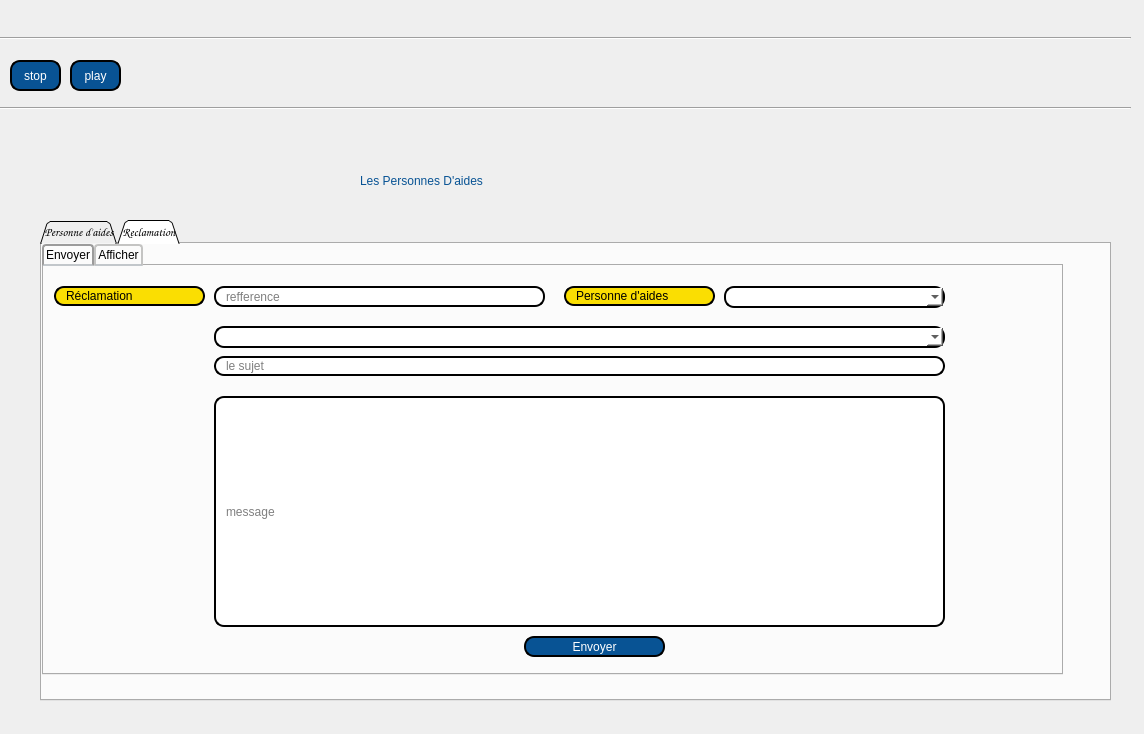
First picture: the form in gestion des personnes d'aides/mainwindow1.ui, repository yanni2302/smart_parental_monitoring_2A22, before the edit.
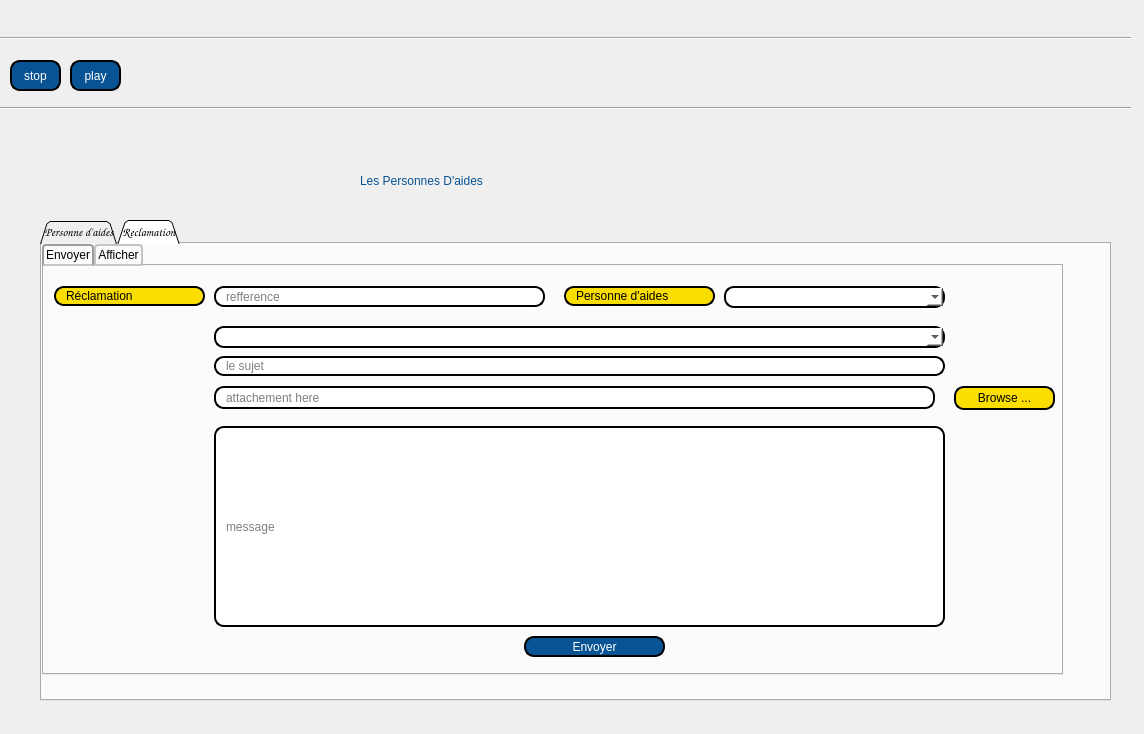
Second picture: the form after the edit. The open tabs and pages were chosen to show the change. Icons and pictures are not drawn.

What changed in the file:
```diff
--- a/gestion des personnes d'aides/mainwindow1.ui
+++ b/gestion des personnes d'aides/mainwindow1.ui
@@ -1219,9 +1219,9 @@
        <property name="geometry">
         <rect>
          <x>170</x>
-         <y>130</y>
+         <y>160</y>
          <width>731</width>
-         <height>231</height>
+         <height>201</height>
         </rect>
        </property>
        <property name="styleSheet">
@@ -1297,6 +1297,48 @@
 </string>
        </property>
       </widget>
+      <widget class="QPushButton" name="filebtn">
+       <property name="geometry">
+        <rect>
+         <x>910</x>
+         <y>120</y>
+         <width>101</width>
+         <height>24</height>
+        </rect>
+       </property>
+       <property name="styleSheet">
+        <string notr="true">border: 2px solid black;
+font: 75 8pt &quot;MS Shell Dlg 2&quot;;
+border-radius: 10px;
+padding: 0 8px;
+background: #fade02;
+font: bold, &quot;Comic Sans MS&quot;;;
+text-align:center;</string>
+       </property>
+       <property name="text">
+        <string>Browse ...</string>
+       </property>
+      </widget>
+      <widget class="QLineEdit" name="file">
+       <property name="geometry">
+        <rect>
+         <x>170</x>
+         <y>120</y>
+         <width>721</width>
+         <height>23</height>
+        </rect>
+       </property>
+       <property name="styleSheet">
+        <string notr="true">border: 2px solid black;
+border-radius: 10px;
+padding: 0 8px;
+background: white;
+selection-background-color: gray;</string>
+       </property>
+       <property name="placeholderText">
+        <string>attachement here</string>
+       </property>
+      </widget>
      </widget>
      <widget class="QWidget" name="Afficher_C_3">
       <attribute name="title">
```
Left out of the diff: 25 changed lines with no effect on the pictures.
